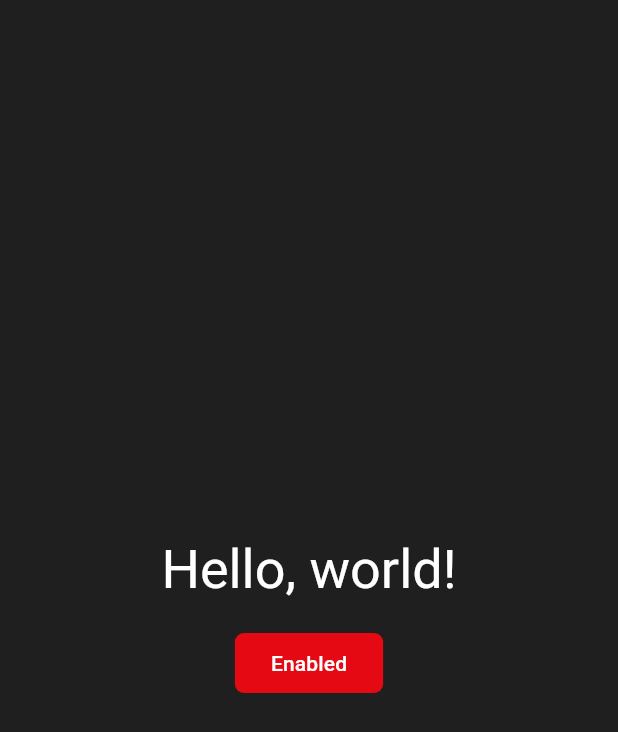
After one commit to Legal-Mentors-Network/frontend, a Flutter app: the screen it shows after launch, on a phone screen of 412 x 824 dp. The commit adds this screen. Shown: the top 732 px of the screen. Run offline on Flutter 3.47's test engine with Material 3 defaults, Android fonts, the phone set to English and light mode, and no system bars.

Commit message:
make layout

```diff
--- /dev/null
+++ b/app/lib/core/layouts/main_layout.dart
@@ -0,0 +1,18 @@
+import 'package:flutter/material.dart';
+import 'package:lmn/core/extensions.dart';
+
+class AppLayout extends StatelessWidget {
+  const AppLayout({super.key, required this.child});
+
+  final Widget child;
+
+  @override
+  Widget build(BuildContext context) {
+    return Scaffold(
+      backgroundColor: context.colors.surface,
+      body: SafeArea(
+        child: child,
+      ),
+    );
+  }
+}
--- /dev/null
+++ b/app/lib/features/home/home.dart
@@ -0,0 +1,32 @@
+import 'package:flutter/material.dart';
+import 'package:lmn/core/extensions.dart';
+
+class Home extends StatelessWidget {
+  const Home({super.key});
+
+  @override
+  Widget build(BuildContext context) {
+    return Row(
+      mainAxisAlignment: MainAxisAlignment.center,
+      children: [
+        Column(
+          mainAxisAlignment: MainAxisAlignment.center,
+          children: [
+            //
+            Text(
+              'Hello, World!'.capitalize(),
+              style: context.text.displaySmall,
+            ),
+
+            const SizedBox(height: 16),
+
+            FilledButton(
+              onPressed: () {},
+              child: const Text('Enabled'),
+            ),
+          ],
+        ),
+      ],
+    );
+  }
+}
```
Also changed, not shown: app/lib/main.dart (+6 -42 lines).
